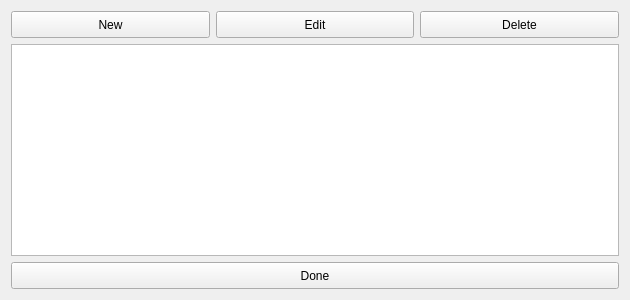
First picture: the form in Forms/Gen3/ProfileManager3.ui, repository Admiral-Fish/PokeFinder, before the edit.
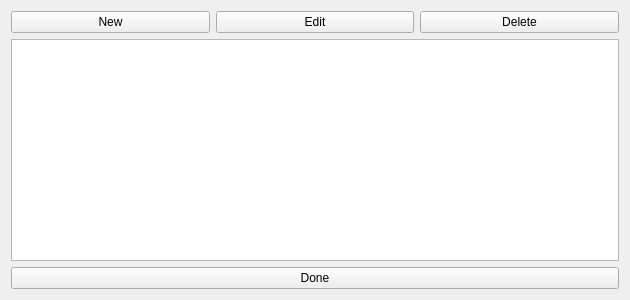
Second picture: the form after the edit. Custom widgets are drawn as their Qt base class.

The edit to the form file:
```diff
--- a/Forms/Gen3/ProfileManager3.ui
+++ b/Forms/Gen3/ProfileManager3.ui
@@ -10,12 +10,6 @@
     <height>300</height>
    </rect>
   </property>
-  <property name="sizePolicy">
-   <sizepolicy hsizetype="Fixed" vsizetype="Fixed">
-    <horstretch>0</horstretch>
-    <verstretch>0</verstretch>
-   </sizepolicy>
-  </property>
   <property name="minimumSize">
    <size>
     <width>630</width>
@@ -34,18 +28,6 @@
   <layout class="QGridLayout" name="gridLayout">
    <item row="0" column="0">
     <widget class="QPushButton" name="pushButtonNew">
-     <property name="sizePolicy">
-      <sizepolicy hsizetype="Preferred" vsizetype="Preferred">
-       <horstretch>0</horstretch>
-       <verstretch>1</verstretch>
-      </sizepolicy>
-     </property>
-     <property name="minimumSize">
-      <size>
-       <width>0</width>
-       <height>0</height>
-      </size>
-     </property>
      <property name="text">
       <string>New</string>
      </property>
@@ -53,18 +35,6 @@
    </item>
    <item row="0" column="1">
     <widget class="QPushButton" name="pushButtonEdit">
-     <property name="sizePolicy">
-      <sizepolicy hsizetype="Preferred" vsizetype="Preferred">
-       <horstretch>0</horstretch>
-       <verstretch>1</verstretch>
-      </sizepolicy>
-     </property>
-     <property name="minimumSize">
-      <size>
-       <width>0</width>
-       <height>0</height>
-      </size>
-     </property>
      <property name="text">
       <string>Edit</string>
      </property>
@@ -72,18 +42,6 @@
    </item>
    <item row="0" column="2">
     <widget class="QPushButton" name="pushButtonDelete">
-     <property name="sizePolicy">
-      <sizepolicy hsizetype="Preferred" vsizetype="Preferred">
-       <horstretch>0</horstretch>
-       <verstretch>1</verstretch>
-      </sizepolicy>
-     </property>
-     <property name="minimumSize">
-      <size>
-       <width>0</width>
-       <height>0</height>
-      </size>
-     </property>
      <property name="text">
       <string>Delete</string>
      </property>
@@ -91,12 +49,6 @@
    </item>
    <item row="1" column="0" colspan="3">
     <widget class="TableView" name="tableView">
-     <property name="sizePolicy">
-      <sizepolicy hsizetype="Preferred" vsizetype="Preferred">
-       <horstretch>0</horstretch>
-       <verstretch>8</verstretch>
-      </sizepolicy>
-     </property>
      <attribute name="verticalHeaderVisible">
       <bool>false</bool>
      </attribute>
@@ -104,18 +56,6 @@
    </item>
    <item row="2" column="0" colspan="3">
     <widget class="QPushButton" name="pushButtonOk">
-     <property name="sizePolicy">
-      <sizepolicy hsizetype="Preferred" vsizetype="Preferred">
-       <horstretch>0</horstretch>
-       <verstretch>1</verstretch>
-      </sizepolicy>
-     </property>
-     <property name="minimumSize">
-      <size>
-       <width>0</width>
-       <height>0</height>
-      </size>
-     </property>
      <property name="text">
       <string>Done</string>
      </property>
```
